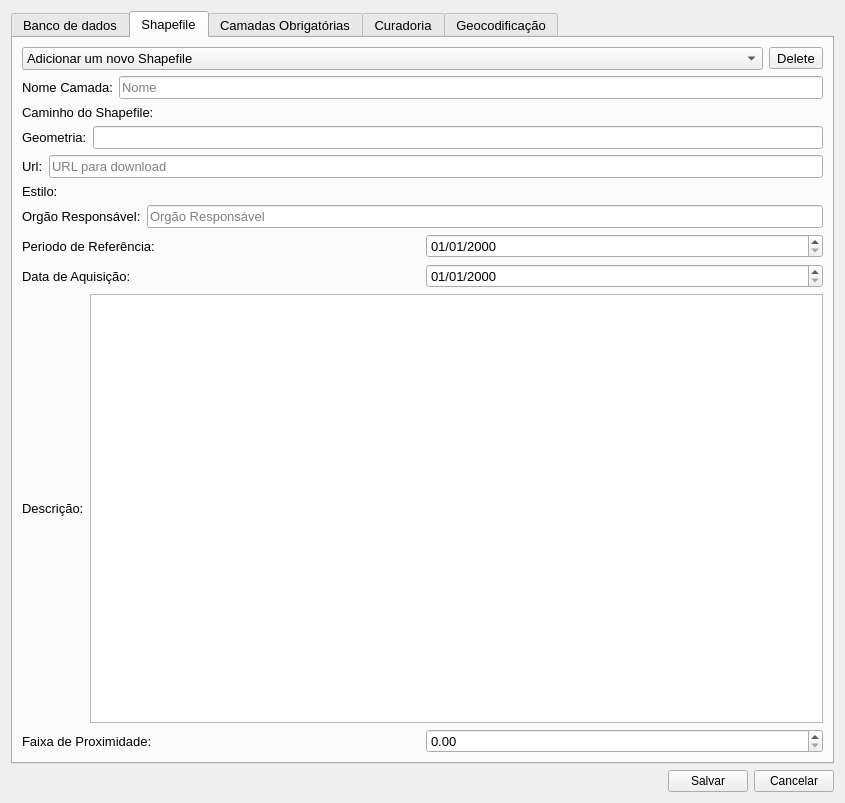
This is settings/config_window.ui in spuhub/prisma as Qt 5 draws it before an edit. The edited form follows.
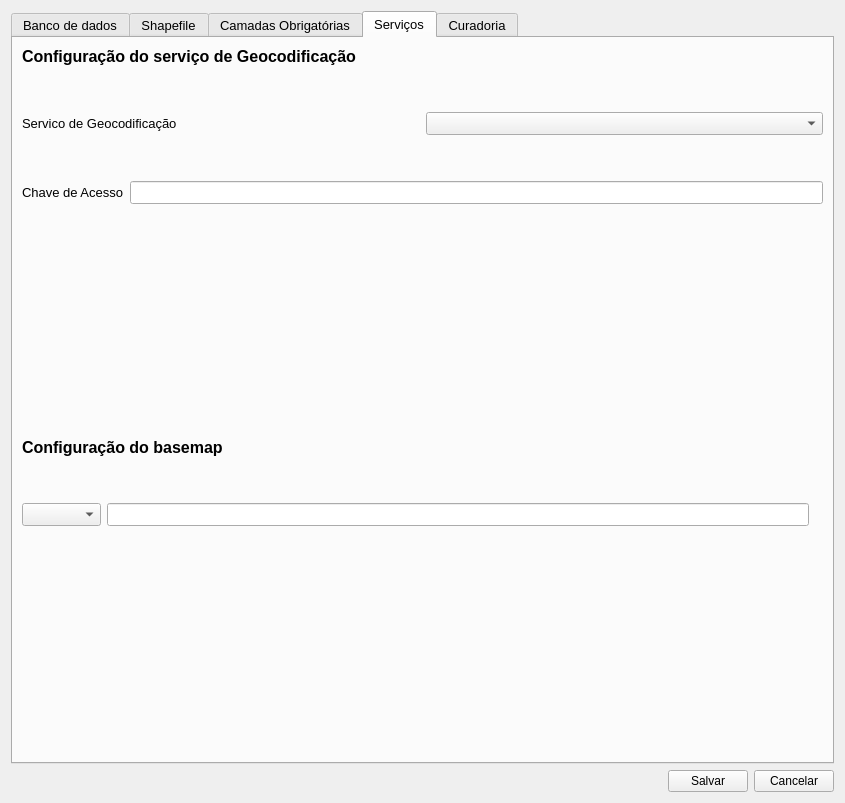
This is the edited form. Icons and pictures are not drawn. Custom widgets are drawn as their Qt base class.

Patch:
```diff
--- a/settings/config_window.ui
+++ b/settings/config_window.ui
@@ -28,7 +28,7 @@
       <enum>QTabWidget::Rounded</enum>
      </property>
      <property name="currentIndex">
-      <number>1</number>
+      <number>3</number>
      </property>
      <property name="elideMode">
       <enum>Qt::ElideNone</enum>
@@ -999,6 +999,202 @@
        </item>
       </layout>
      </widget>
+     <widget class="QWidget" name="tab_basemap">
+      <attribute name="title">
+       <string>Serviços</string>
+      </attribute>
+      <layout class="QVBoxLayout" name="verticalLayout_9">
+       <item>
+        <layout class="QVBoxLayout" name="verticalLayout_2">
+         <item>
+          <widget class="QLabel" name="label_48">
+           <property name="font">
+            <font>
+             <pointsize>12</pointsize>
+             <weight>75</weight>
+             <bold>true</bold>
+            </font>
+           </property>
+           <property name="text">
+            <string>Configuração do serviço de Geocodificação</string>
+           </property>
+          </widget>
+         </item>
+         <item>
+          <spacer name="horizontalSpacer_15">
+           <property name="orientation">
+            <enum>Qt::Horizontal</enum>
+           </property>
+           <property name="sizeHint" stdset="0">
+            <size>
+             <width>40</width>
+             <height>20</height>
+            </size>
+           </property>
+          </spacer>
+         </item>
+         <item>
+          <spacer name="horizontalSpacer_12">
+           <property name="orientation">
+            <enum>Qt::Horizontal</enum>
+           </property>
+           <property name="sizeHint" stdset="0">
+            <size>
+             <width>40</width>
+             <height>20</height>
+            </size>
+           </property>
+          </spacer>
+         </item>
+         <item>
+          <layout class="QHBoxLayout" name="horizontalLayout_42">
+           <item>
+            <widget class="QLabel" name="label_46">
+             <property name="text">
+              <string>Servico de Geocodificação</string>
+             </property>
+            </widget>
+           </item>
+           <item>
+            <widget class="QComboBox" name="combo_box_servico_geocod_2"/>
+           </item>
+          </layout>
+         </item>
+         <item>
+          <spacer name="horizontalSpacer_16">
+           <property name="orientation">
+            <enum>Qt::Horizontal</enum>
+           </property>
+           <property name="sizeHint" stdset="0">
+            <size>
+             <width>40</width>
+             <height>20</height>
+            </size>
+           </property>
+          </spacer>
+         </item>
+         <item>
+          <spacer name="horizontalSpacer_13">
+           <property name="orientation">
+            <enum>Qt::Horizontal</enum>
+           </property>
+           <property name="sizeHint" stdset="0">
+            <size>
+             <width>40</width>
+             <height>20</height>
+            </size>
+           </property>
+          </spacer>
+         </item>
+         <item>
+          <layout class="QHBoxLayout" name="horizontalLayout_43">
+           <item>
+            <widget class="QLabel" name="label_47">
+             <property name="text">
+              <string>Chave de Acesso</string>
+             </property>
+            </widget>
+           </item>
+           <item>
+            <widget class="QLineEdit" name="key_geo_cod_2"/>
+           </item>
+          </layout>
+         </item>
+        </layout>
+       </item>
+       <item>
+        <spacer name="verticalSpacer">
+         <property name="orientation">
+          <enum>Qt::Vertical</enum>
+         </property>
+         <property name="sizeHint" stdset="0">
+          <size>
+           <width>20</width>
+           <height>40</height>
+          </size>
+         </property>
+        </spacer>
+       </item>
+       <item>
+        <layout class="QVBoxLayout" name="verticalLayout_8">
+         <item>
+          <layout class="QHBoxLayout" name="horizontalLayout_39">
+           <item>
+            <widget class="QLabel" name="label_36">
+             <property name="font">
+              <font>
+               <pointsize>12</pointsize>
+               <weight>75</weight>
+               <bold>true</bold>
+              </font>
+             </property>
+             <property name="text">
+              <string>Configuração do basemap</string>
+             </property>
+            </widget>
+           </item>
+          </layout>
+         </item>
+         <item>
+          <spacer name="horizontalSpacer_17">
+           <property name="orientation">
+            <enum>Qt::Horizontal</enum>
+           </property>
+           <property name="sizeHint" stdset="0">
+            <size>
+             <width>40</width>
+             <height>20</height>
+            </size>
+           </property>
+          </spacer>
+         </item>
+         <item>
+          <spacer name="horizontalSpacer_14">
+           <property name="orientation">
+            <enum>Qt::Horizontal</enum>
+           </property>
+           <property name="sizeHint" stdset="0">
+            <size>
+             <width>40</width>
+             <height>20</height>
+            </size>
+           </property>
+          </spacer>
+         </item>
+         <item>
+          <layout class="QHBoxLayout" name="horizontalLayout_31">
+           <item>
+            <widget class="QComboBox" name="comboBox"/>
+           </item>
+           <item>
+            <widget class="QLineEdit" name="lineEdit"/>
+           </item>
+           <item>
+            <widget class="QLabel" name="label_45">
+             <property name="text">
+              <string/>
+             </property>
+            </widget>
+           </item>
+          </layout>
+         </item>
+        </layout>
+       </item>
+       <item>
+        <spacer name="verticalSpacer_2">
+         <property name="orientation">
+          <enum>Qt::Vertical</enum>
+         </property>
+         <property name="sizeHint" stdset="0">
+          <size>
+           <width>20</width>
+           <height>40</height>
+          </size>
+         </property>
+        </spacer>
+       </item>
+      </layout>
+     </widget>
      <widget class="QWidget" name="tab">
       <attribute name="title">
        <string>Curadoria</string>
@@ -1048,41 +1244,6 @@
        </layout>
       </widget>
      </widget>
-     <widget class="QWidget" name="tab_geocod">
-      <attribute name="title">
-       <string>Geocodificação</string>
-      </attribute>
-      <layout class="QVBoxLayout" name="verticalLayout_2">
-       <item>
-        <layout class="QHBoxLayout" name="horizontalLayout_17">
-         <item>
-          <widget class="QLabel" name="label_16">
-           <property name="text">
-            <string>Servico de Geocodificação</string>
-           </property>
-          </widget>
-         </item>
-         <item>
-          <widget class="QComboBox" name="combo_box_servico_geocod"/>
-         </item>
-        </layout>
-       </item>
-       <item>
-        <layout class="QHBoxLayout" name="horizontalLayout_18">
-         <item>
-          <widget class="QLabel" name="label_17">
-           <property name="text">
-            <string>Chave de Acesso</string>
-           </property>
-          </widget>
-         </item>
-         <item>
-          <widget class="QLineEdit" name="key_geo_cod"/>
-         </item>
-        </layout>
-       </item>
-      </layout>
-     </widget>
     </widget>
    </item>
    <item>
```
